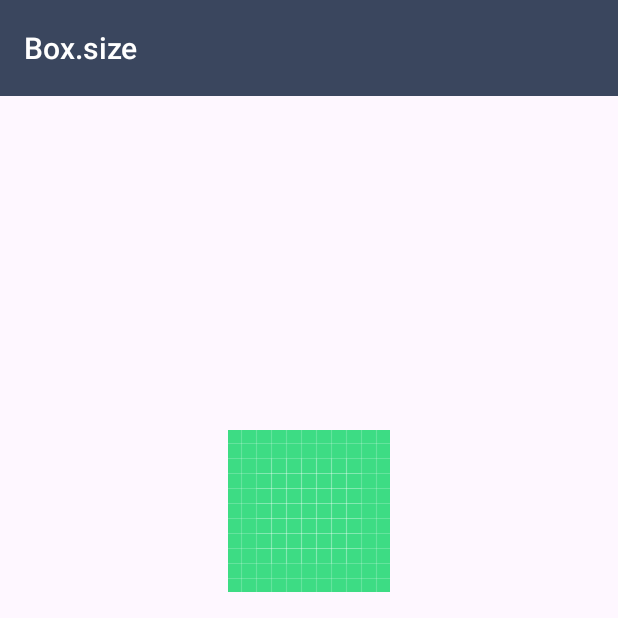
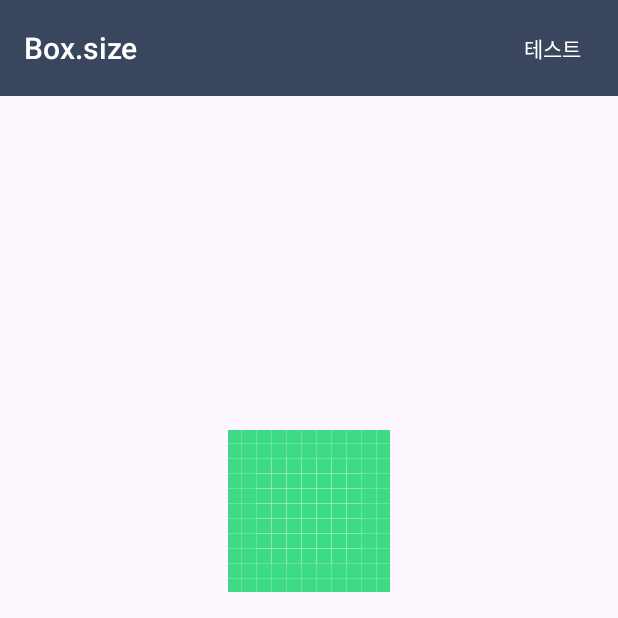
Before and after one commit to Box-size/box.size-android, an Android app: the screen it shows after launch (MainActivity), on a phone screen of 412 x 824 dp, the top half of it. Run offline under Robolectric (Android 15) with nearby library versions, the phone set to English and light mode, and no system bars.

Commit message:
refactor: Refactor homeFragment

```diff
--- a/app/src/main/java/com/boxdotsize/boxdotsize_android/HomeFragment.kt
+++ b/app/src/main/java/com/boxdotsize/boxdotsize_android/HomeFragment.kt
@@ -16,7 +16,7 @@ class HomeFragment : Fragment() {
         inflater: LayoutInflater,
         container: ViewGroup?,
         savedInstanceState: Bundle?
-    ): View? {
+    ): View {
         _binding = FragmentHomeBinding.inflate(inflater, container, false)
         return binding.root
     }
@@ -31,6 +31,10 @@ class HomeFragment : Fragment() {
         binding.btGoVideo.setOnClickListener {
             findNavController().navigate(R.id.action_homeFragment_to_previewFragment)
         }
+
+        binding.btnTest.setOnClickListener {
+            findNavController().navigate(R.id.action_homeFragment_to_testFragment)
+        }
     }
 
     override fun onDestroyView() {
--- a/app/src/main/res/layout/fragment_home.xml
+++ b/app/src/main/res/layout/fragment_home.xml
@@ -65,4 +65,14 @@
         app:layout_constraintHorizontal_bias="0.5"
         app:layout_constraintStart_toEndOf="@+id/bt_go_gallery"
         app:layout_constraintTop_toTopOf="@+id/bt_go_gallery" />
+
+    <Button
+        android:id="@+id/btn_test"
+        android:layout_width="wrap_content"
+        android:layout_height="wrap_content"
+        android:backgroundTint="@color/cj_navy"
+        android:text="@string/test"
+        app:layout_constraintBottom_toBottomOf="@+id/toolbar"
+        app:layout_constraintEnd_toEndOf="@+id/toolbar"
+        app:layout_constraintTop_toTopOf="parent" />
 </androidx.constraintlayout.widget.ConstraintLayout>
--- a/app/src/main/res/navigation/nav_graph.xml
+++ b/app/src/main/res/navigation/nav_graph.xml
@@ -7,13 +7,16 @@
     <fragment
         android:id="@+id/homeFragment"
         android:name="com.boxdotsize.boxdotsize_android.HomeFragment"
-        android:label="HomeFragment" >
+        android:label="HomeFragment">
         <action
             android:id="@+id/action_homeFragment_to_previewFragment"
             app:destination="@id/previewFragment" />
         <action
             android:id="@+id/action_homeFragment_to_imageFragment"
             app:destination="@id/imageFragment" />
+        <action
+            android:id="@+id/action_homeFragment_to_testFragment"
+            app:destination="@id/testFragment" />
     </fragment>
     <fragment
         android:id="@+id/previewFragment"
@@ -23,4 +26,8 @@
         android:id="@+id/imageFragment"
         android:name="com.boxdotsize.boxdotsize_android.UniBoxSizeMeasureFragment"
         android:label="ImageFragment" />
+    <fragment
+        android:id="@+id/testFragment"
+        android:name="com.boxdotsize.boxdotsize_android.TestFragment"
+        android:label="TestFragment" />
 </navigation>
--- a/app/src/main/res/values/strings.xml
+++ b/app/src/main/res/values/strings.xml
@@ -4,4 +4,5 @@
     <string name="go_video">영상으로 확인</string>
     <string name="go_camera">이미지로 확인</string>
     <string name="video_guide">동영상 촬영 가이드라인</string>
+    <string name="test">테스트</string>
 </resources>
```
